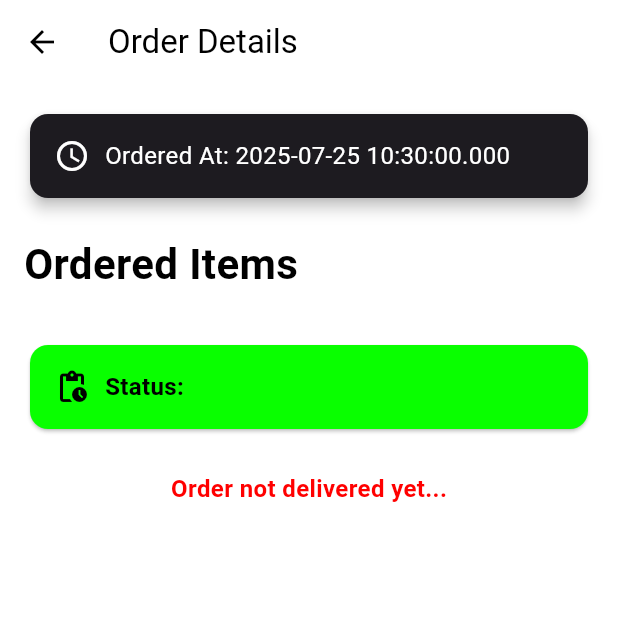
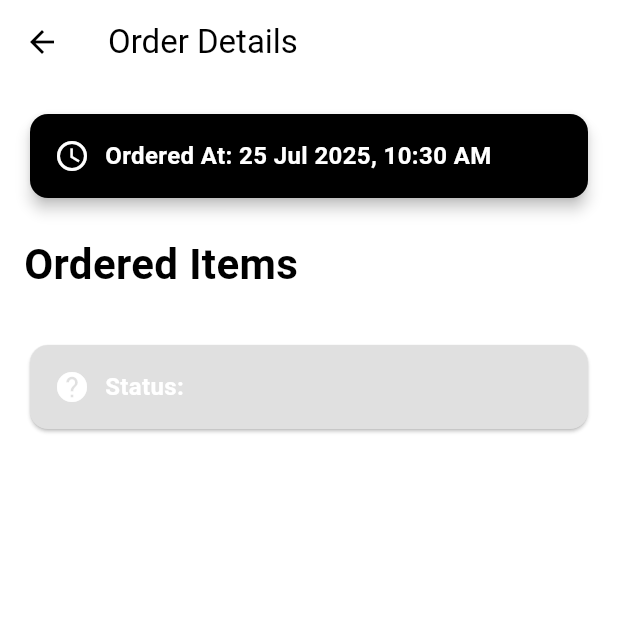
Before and after one commit to Sanka43/KitchenSync, a Flutter app: the OrderDetailPage screen opened directly with empty values, on a phone screen of 412 x 824 dp, the top half of it. Run offline on Flutter 3.47's test engine with Material 3 defaults, Android fonts, the phone set to English and light mode, and no system bars; our stand-ins replace cloud_firestore, firebase_auth, firebase_core, firebase_database, firebase_storage, fl_chart and 2 more; accounts and stored records are empty.

```diff
--- a/lib/views/hotel/dashboard.dart
+++ b/lib/views/hotel/dashboard.dart
@@ -3,12 +3,10 @@ import 'package:flutter/material.dart';
 import 'package:firebase_auth/firebase_auth.dart';
 import 'package:cloud_firestore/cloud_firestore.dart';
 import 'package:fl_chart/fl_chart.dart';
-
 import '../../services/realtime_service.dart';
 import '../../services/usage_service.dart' as services_usage;
 import '../auth/login_page.dart';
 import 'edit_profile_page.dart';
-import 'add_order_page.dart';
 import 'order_list_page.dart';
 import 'items_list_page.dart';
 import 'shop_list_page.dart';
--- a/lib/views/hotel/order_detail_page.dart
+++ b/lib/views/hotel/order_detail_page.dart
@@ -1,5 +1,6 @@
 import 'package:cloud_firestore/cloud_firestore.dart';
 import 'package:flutter/material.dart';
+import 'package:intl/intl.dart';
 
 class OrderDetailPage extends StatelessWidget {
   final DocumentSnapshot orderDoc;
@@ -11,6 +12,9 @@ class OrderDetailPage extends StatelessWidget {
     final orderData = orderDoc.data() as Map<String, dynamic>;
     final Timestamp? timestamp = orderData['createdAt'];
     final DateTime? createdAt = timestamp?.toDate();
+    final formattedDate = createdAt != null
+        ? DateFormat('dd MMM yyyy, hh:mm a').format(createdAt)
+        : 'Date not available';
 
     final String status = orderData['status'] ?? 'unknown';
     final List<dynamic> items = orderData['items'] ?? [];
@@ -32,6 +36,7 @@ class OrderDetailPage extends StatelessWidget {
               shape: RoundedRectangleBorder(
                 borderRadius: BorderRadius.circular(12),
               ),
+              color: const Color.fromARGB(255, 0, 0, 0),
               child: Padding(
                 padding: const EdgeInsets.all(16.0),
                 child: Row(
@@ -42,10 +47,12 @@ class OrderDetailPage extends StatelessWidget {
                     ),
                     const SizedBox(width: 10),
                     Text(
-                      createdAt != null
-                          ? 'Ordered At: ${createdAt.toLocal()}'
-                          : 'Date not available',
-                      style: const TextStyle(fontSize: 16),
+                      'Ordered At: $formattedDate',
+                      style: const TextStyle(
+                        fontSize: 16,
+                        fontWeight: FontWeight.w600,
+                        color: Colors.white,
+                      ),
                     ),
                   ],
                 ),
@@ -64,6 +71,7 @@ class OrderDetailPage extends StatelessWidget {
             ...items.map((item) {
               final itemMap = item as Map<String, dynamic>;
               return Card(
+                color: const Color.fromARGB(255, 0, 0, 0),
                 margin: const EdgeInsets.symmetric(vertical: 6),
                 shape: RoundedRectangleBorder(
                   borderRadius: BorderRadius.circular(12),
@@ -76,25 +84,28 @@ class OrderDetailPage extends StatelessWidget {
                   title: Text(
                     itemMap['itemId'] ?? '',
                     style: const TextStyle(
-                      fontSize: 22,
+                      fontSize: 20,
                       color: Color.fromARGB(255, 255, 255, 255),
                     ),
                   ),
                   subtitle: Text(
                     'Quantity: ${itemMap['quantity'] ?? ''}',
-                    style: const TextStyle(
-                      fontSize: 16,
-                      color: Color.fromARGB(255, 255, 255, 255),
-                    ),
+                    style: const TextStyle(fontSize: 16, color: Colors.black),
                   ),
                 ),
               );
             }).toList(),
             const SizedBox(height: 20),
+
+            // Status Card
             Card(
-              color: status == 'delivered'
-                  ? Colors.green[100]
-                  : const Color.fromARGB(255, 9, 255, 0),
+              color: status == 'accepted'
+                  ? Colors.green[300]
+                  : status == 'pending'
+                  ? const Color.fromARGB(255, 255, 127, 77)
+                  : status == 'rejected'
+                  ? Colors.red[300]
+                  : Colors.grey[300],
               shape: RoundedRectangleBorder(
                 borderRadius: BorderRadius.circular(12),
               ),
@@ -103,22 +114,22 @@ class OrderDetailPage extends StatelessWidget {
                 child: Row(
                   children: [
                     Icon(
-                      status == 'delivered'
+                      status == 'accepted'
                           ? Icons.check_circle
-                          : Icons.pending_actions,
-                      color: status == 'delivered'
-                          ? const Color.fromARGB(255, 255, 255, 255)
-                          : const Color.fromARGB(255, 0, 0, 0),
+                          : status == 'pending'
+                          ? Icons.access_time
+                          : status == 'rejected'
+                          ? Icons.cancel
+                          : Icons.help,
+                      color: Colors.white,
                     ),
                     const SizedBox(width: 10),
                     Text(
                       'Status: ${status.toUpperCase()}',
-                      style: TextStyle(
+                      style: const TextStyle(
                         fontSize: 16,
                         fontWeight: FontWeight.bold,
-                        color: status == 'delivered'
-                            ? const Color.fromARGB(255, 255, 255, 255)
-                            : const Color.fromARGB(255, 0, 0, 0),
+                        color: Colors.white,
                       ),
                     ),
                   ],
@@ -126,6 +137,8 @@ class OrderDetailPage extends StatelessWidget {
               ),
             ),
             const SizedBox(height: 24),
+
+            // Conditional UI based on status
             if (status == 'delivered')
               Center(
                 child: ElevatedButton.icon(
@@ -162,7 +175,7 @@ class OrderDetailPage extends StatelessWidget {
                         ),
                       );
 
-                      Navigator.pop(context); // Go back to list
+                      Navigator.pop(context);
                     } catch (e) {
                       ScaffoldMessenger.of(
                         context,
@@ -171,12 +184,48 @@ class OrderDetailPage extends StatelessWidget {
                   },
                 ),
               )
-            else
+            else if (status == 'rejected')
+              Center(
+                child: ElevatedButton.icon(
+                  icon: const Icon(Icons.edit),
+                  label: const Text("Edit and Reorder"),
+                  style: ElevatedButton.styleFrom(
+                    backgroundColor: Colors.redAccent,
+                    padding: const EdgeInsets.symmetric(
+                      horizontal: 24,
+                      vertical: 12,
+                    ),
+                    shape: RoundedRectangleBorder(
+                      borderRadius: BorderRadius.circular(20),
+                    ),
+                  ),
+                  onPressed: () {
+                    // You can navigate to edit/reorder page here
+                    ScaffoldMessenger.of(context).showSnackBar(
+                      const SnackBar(
+                        content: Text("Implement reorder/edit logic here."),
+                      ),
+                    );
+                  },
+                ),
+              )
+            else if (status == 'pending')
               Center(
                 child: Text(
-                  'Order not delivered yet...',
+                  'Waiting for supplier to accept/reject...',
                   style: TextStyle(
-                    color: const Color.fromARGB(255, 255, 0, 0),
+                    color: Colors.orange[800],
+                    fontSize: 16,
+                    fontWeight: FontWeight.w600,
+                  ),
+                ),
+              )
+            else if (status == 'accepted')
+              Center(
+                child: Text(
+                  'Order has been accepted!',
+                  style: TextStyle(
+                    color: Colors.green[800],
                     fontSize: 16,
                     fontWeight: FontWeight.w600,
                   ),
```
